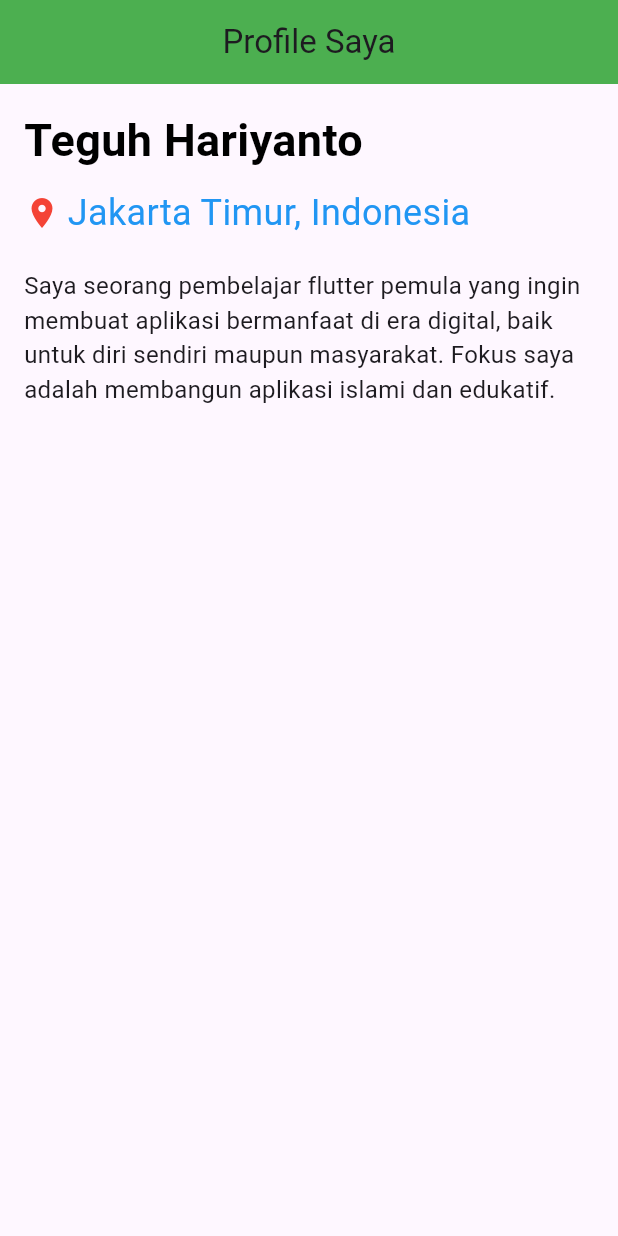
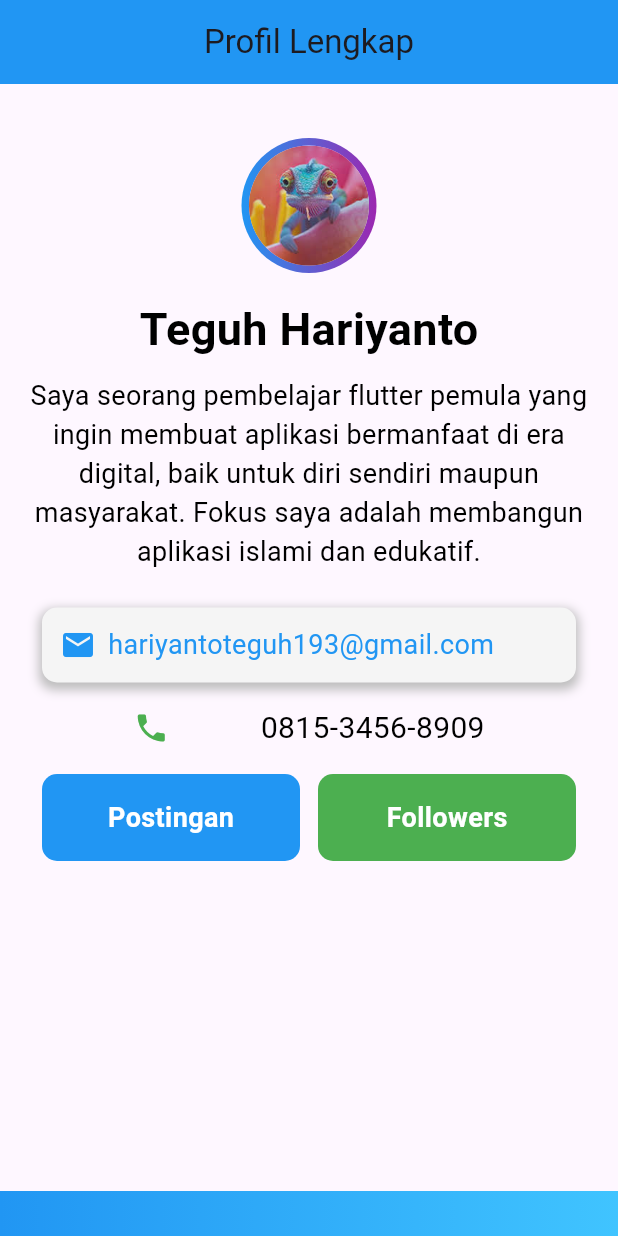
Before and after one commit to TghHry/belajar_flutter, a Flutter app: the screen it shows after launch, on a phone screen of 412 x 824 dp. Run offline on Flutter 3.47's test engine with Material 3 defaults, Android fonts, the phone set to English and light mode, and no system bars.

Commit message:
tugas_flutter2

```diff
--- a/lib/main.dart
+++ b/lib/main.dart
@@ -1,10 +1,11 @@
 import 'package:belajar_flutter2/meet_1/tugas_1_flutter.dart';
+import 'package:belajar_flutter2/meet_2/tugas_2_flutter.dart';
 import 'package:flutter/material.dart';
 
 
 void main() {
   runApp(const MaterialApp(
     debugShowCheckedModeBanner:  false,
-    home: Tugas1Flutter(),
+    home: MeetDua(),
   ));
 }
--- a/lib/meet_1/tugas_1_flutter.dart
+++ b/lib/meet_1/tugas_1_flutter.dart
@@ -11,7 +11,7 @@ class Tugas1Flutter extends StatelessWidget {
         title: const Text("Profile Saya"),
         centerTitle: true,
       ),
-      body: Padding(
+      body: Padding(                                  //Nama lenkap
         padding: const EdgeInsets.all(16.0),
         child: Column(
           mainAxisAlignment: MainAxisAlignment.start,
@@ -26,7 +26,7 @@ class Tugas1Flutter extends StatelessWidget {
               ),
             ),
             const SizedBox(height: 10),
-            Row(
+            Row(                                    //alamat
               mainAxisAlignment: MainAxisAlignment.start,
               children: const [
                 Icon(Icons.location_on, color: Colors.red),
--- /dev/null
+++ b/lib/meet_2/tugas_2_flutter.dart
@@ -0,0 +1,175 @@
+import 'package:flutter/material.dart';
+
+class MeetDua extends StatelessWidget {
+  const MeetDua({super.key});
+
+  @override
+  Widget build(BuildContext context) {
+    return Scaffold(
+      appBar: AppBar(
+        backgroundColor: Colors.blue,
+        title: const Text("Profil Lengkap"),
+        centerTitle: true,
+      ),
+      body: Column(
+        children: [
+          const SizedBox(height: 20),
+          Expanded(
+            child: Padding(
+              padding: const EdgeInsets.all(16),
+              child: Column(
+                crossAxisAlignment: CrossAxisAlignment.center,
+                children: [
+                  // Foto Profil
+                  Container(
+                    width: 90,
+                    height: 90,
+                    decoration: const BoxDecoration(
+                      shape: BoxShape.circle,
+                      gradient: LinearGradient(
+                        colors: [Colors.blue, Colors.purple],
+                      ),
+                    ),
+                    child: const Center(
+                      child: CircleAvatar(
+                        radius: 40,
+                        backgroundImage: AssetImage("assets/images/download.jpg"),
+                      ),
+                    ),
+                  ),
+                  const SizedBox(height: 16),
+                  // Nama
+                  const Text(
+                    "Teguh Hariyanto",
+                    style: TextStyle(
+                      fontSize: 30,
+                      fontWeight: FontWeight.bold,
+                      color: Colors.black,
+                    ),
+                  ),
+                  const SizedBox(height: 10),
+                  const Padding(
+                    padding: EdgeInsets.only(bottom: 16),
+                    child: Text(
+                      "Saya seorang pembelajar flutter pemula yang ingin membuat aplikasi "
+                      "bermanfaat di era digital, baik untuk diri sendiri maupun masyarakat. "
+                      "Fokus saya adalah membangun aplikasi islami dan edukatif.",
+                      style: TextStyle(fontSize: 18, color: Colors.black),
+                      textAlign: TextAlign.center,
+                    ),
+                  ),
+                  // Email Box
+                  Padding(
+                    padding: const EdgeInsets.symmetric(vertical: 8, horizontal: 12),
+                    child: Container(
+                      padding: const EdgeInsets.all(12),
+                      decoration: BoxDecoration(
+                        color: Colors.grey[100],
+                        borderRadius: BorderRadius.circular(10),
+                        boxShadow: [
+                          BoxShadow(
+                            color: Colors.grey.shade400,
+                            spreadRadius: 2,
+                            blurRadius: 5,
+                            offset: const Offset(0, 3),
+                          ),
+                        ],
+                      ),
+                      child: Row(
+                        children: const [
+                          Icon(Icons.email, color: Colors.blue),
+                          SizedBox(width: 8),
+                          Expanded(
+                            child: Text(
+                              "hariyantoteguh193@gmail.com",
+                              style: TextStyle(fontSize: 18, color: Colors.blue),
+                            ),
+                          ),
+                        ],
+                      ),
+                    ),
+                  ),
+                  // Phone
+                  const Padding(
+                    padding: EdgeInsets.symmetric(vertical: 8, horizontal: 12),
+                    child: Row(
+                      children: [
+                        Spacer(),
+                        Icon(Icons.phone, color: Colors.green),
+                        Spacer(),
+                        Text(
+                          "0815-3456-8909",
+                          style: TextStyle(fontSize: 20, color: Colors.black),
+                        ),
+                        Spacer(),
+                      ],
+                    ),
+                  ),
+                  // Postingan dan Followers
+                  Padding(
+                    padding: const EdgeInsets.symmetric(vertical: 8, horizontal: 12),
+                    child: Row(
+                      children: [
+                        Expanded(
+                          child: Container(
+                            padding: const EdgeInsets.all(16),
+                            decoration: BoxDecoration(
+                              color: Colors.blue,
+                              borderRadius: BorderRadius.circular(10),
+                            ),
+                            child: const Center(
+                              child: Text(
+                                "Postingan",
+                                style: TextStyle(
+                                  fontSize: 18,
+                                  fontWeight: FontWeight.bold,
+                                  color: Colors.white,
+                                ),
+                              ),
+                            ),
+                          ),
+                        ),
+                        const SizedBox(width: 12),
+                        Expanded(
+                          child: Container(
+                            padding: const EdgeInsets.all(16),
+                            decoration: BoxDecoration(
+                              color: Colors.green,
+                              borderRadius: BorderRadius.circular(10),
+                            ),
+                            child: const Center(
+                              child: Text(
+                                "Followers",
+                                style: TextStyle(
+                                  fontSize: 18,
+                                  fontWeight: FontWeight.bold,
+                                  color: Colors.white,
+                                ),
+                              ),
+                            ),
+                          ),
+                        ),
+                      ],
+                    ),
+                  ),
+                ],
+              ),
+            ),
+          ),
+          // Hiasan visual bawah
+          Container(
+            height: 30,
+            width: double.infinity,
+            decoration: const BoxDecoration(
+              gradient: LinearGradient(
+                colors: [Colors.blue, Colors.lightBlueAccent],
+                begin: Alignment.centerLeft,
+                end: Alignment.centerRight,
+              ),
+            ),
+          ),
+        ],
+      ),
+    );
+  }
+}
--- a/pubspec.yaml
+++ b/pubspec.yaml
@@ -58,8 +58,8 @@ flutter:
   uses-material-design: true
 
   # To add assets to your application, add an assets section, like this:
-  # assets:
-  #   - images/a_dot_burr.jpeg
+  assets:
+    - assets/images/
   #   - images/a_dot_ham.jpeg
 
   # An image asset can refer to one or more resolution-specific "variants", see
```
Also changed, not shown: assets/images/download.jpg (added).
